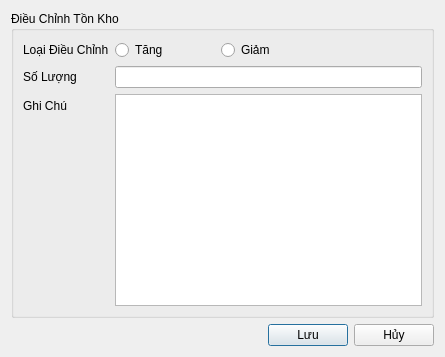
This is ui/inventory_update.ui in thinh-doan/sales-and-warehouse-management-system as Qt 5 draws it before an edit. The edited form follows.
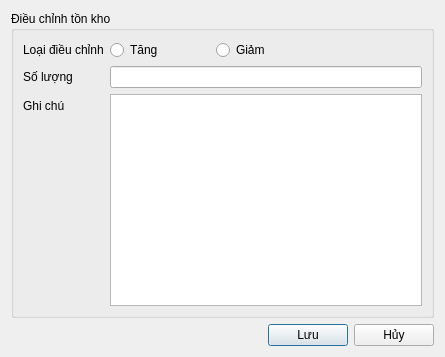
This is the edited form. Icons and pictures are not drawn.

Diff of the .ui file:
```diff
--- a/ui/inventory_update.ui
+++ b/ui/inventory_update.ui
@@ -21,13 +21,13 @@
    <item>
     <widget class="QGroupBox" name="nhomMacDinh">
      <property name="title">
-      <string>Điều Chỉnh Tồn Kho</string>
+      <string>Điều chỉnh tồn kho</string>
      </property>
      <layout class="QFormLayout" name="formLayout">
       <item row="0" column="0">
        <widget class="QLabel" name="label">
         <property name="text">
-         <string>Loại Điều Chỉnh</string>
+         <string>Loại điều chỉnh</string>
         </property>
        </widget>
       </item>
@@ -58,7 +58,7 @@
       <item row="1" column="0">
        <widget class="QLabel" name="label_2">
         <property name="text">
-         <string>Số Lượng</string>
+         <string>Số lượng</string>
         </property>
        </widget>
       </item>
@@ -80,7 +80,7 @@
       <item row="2" column="0">
        <widget class="QLabel" name="label_3">
         <property name="text">
-         <string>Ghi Chú</string>
+         <string>Ghi chú</string>
         </property>
        </widget>
       </item>
```
Left out of the diff: 2 changed lines with no effect on the pictures.
